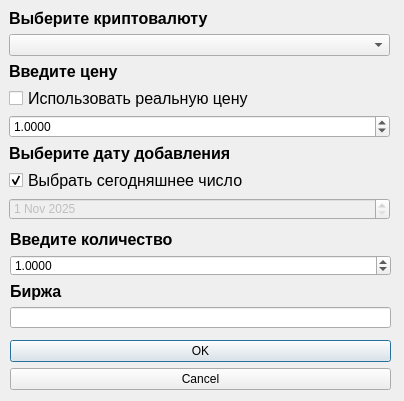
The window that resources/add_token_window.ui (DreWeRs/tokens_tracker) describes before a commit, drawn with Qt 5.
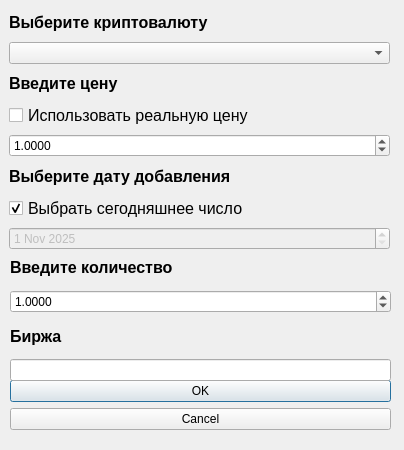
The same window after the commit.

Patch:
```diff
--- a/resources/add_token_window.ui
+++ b/resources/add_token_window.ui
@@ -7,19 +7,19 @@
     <x>0</x>
     <y>0</y>
     <width>404</width>
-    <height>401</height>
+    <height>450</height>
    </rect>
   </property>
   <property name="minimumSize">
    <size>
     <width>404</width>
-    <height>401</height>
+    <height>450</height>
    </size>
   </property>
   <property name="maximumSize">
    <size>
     <width>404</width>
-    <height>401</height>
+    <height>450</height>
    </size>
   </property>
   <property name="windowTitle">
@@ -29,9 +29,9 @@
    <property name="geometry">
     <rect>
      <x>10</x>
-     <y>340</y>
+     <y>380</y>
      <width>381</width>
-     <height>51</height>
+     <height>71</height>
     </rect>
    </property>
    <property name="orientation">
@@ -47,7 +47,7 @@
      <x>9</x>
      <y>9</y>
      <width>381</width>
-     <height>211</height>
+     <height>241</height>
     </rect>
    </property>
    <layout class="QVBoxLayout" name="verticalLayout">
@@ -169,9 +169,9 @@
    <property name="geometry">
     <rect>
      <x>10</x>
-     <y>230</y>
+     <y>250</y>
      <width>381</width>
-     <height>98</height>
+     <height>131</height>
     </rect>
    </property>
    <layout class="QVBoxLayout" name="verticalLayout_2">
```
